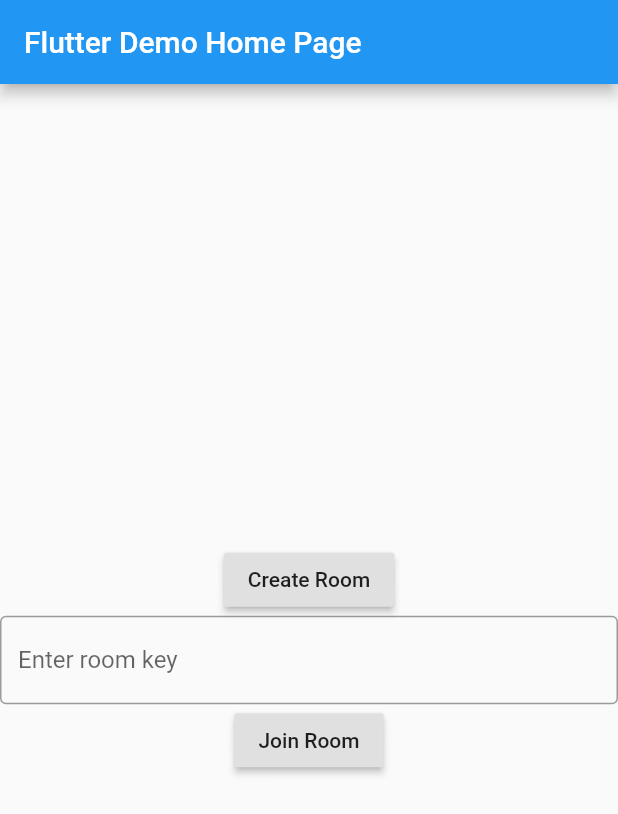
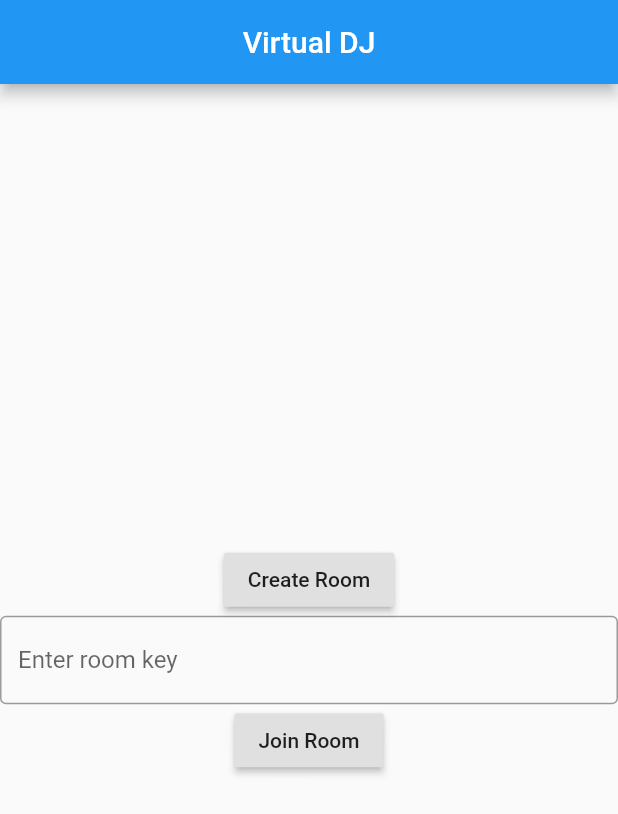
Before and after one commit to michaelwooll/spotify_queue, a Flutter app: the screen it shows after launch, on a phone screen of 412 x 824 dp. Shown: the top 814 px of the screen. Run offline on Flutter 3.47's test engine with Material 2 defaults, Android fonts, the phone set to English and light mode, and no system bars; our stand-ins replace cloud_firestore, random_string; missing offline and left inert: dart:ffi, flappy_search_bar, spotify_sdk; accounts and stored records are empty.

Commit message:
Change name of title

```diff
--- a/spotify_queue_flutter/lib/main.dart
+++ b/spotify_queue_flutter/lib/main.dart
@@ -187,7 +187,7 @@ class _MyHomePageState extends State<MyHomePage> {
     }
     return Scaffold(
       appBar: AppBar(
-        title: Text(widget.title),
+        title: Center(child:Text("Virtual DJ")),
       ),
       body: Center(
         child: Column(
```
